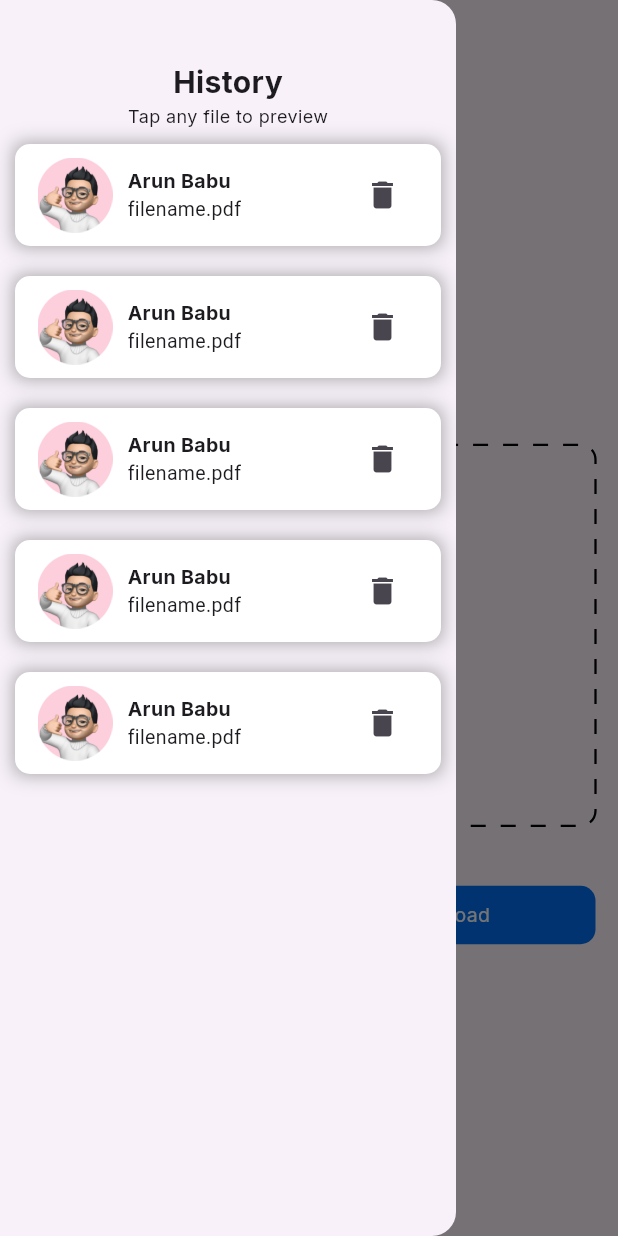
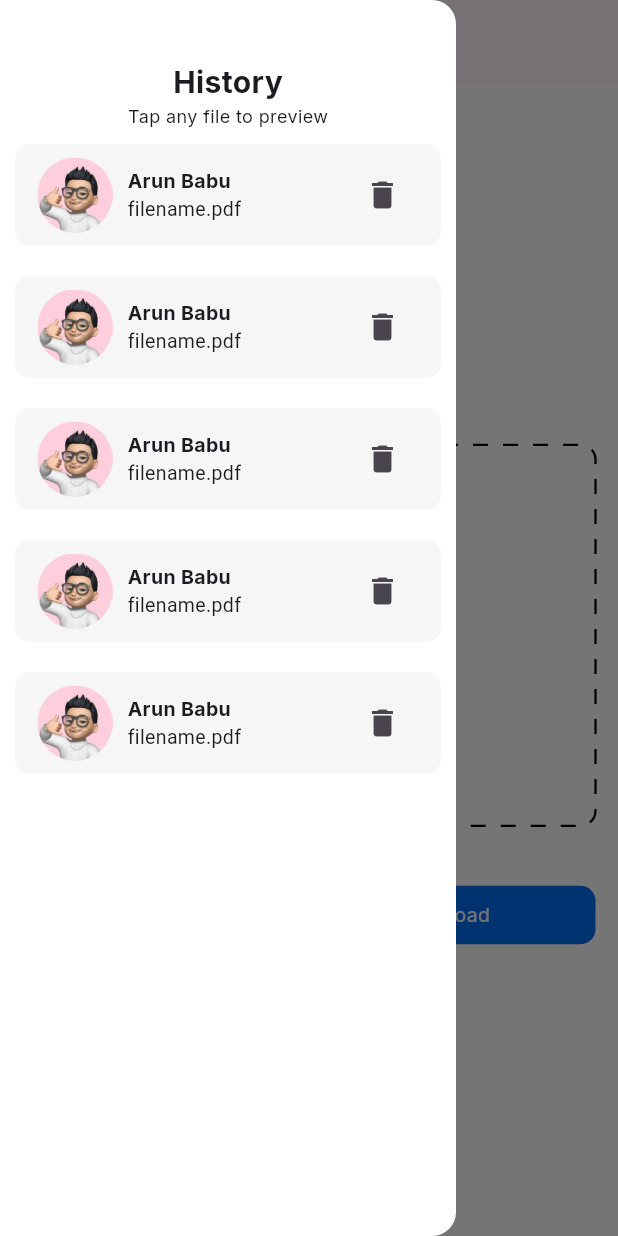
Before and after one commit to Schematic-Bytes/Resumify, a Flutter app: the screen it shows after launch, with the side drawer open, on a phone screen of 412 x 824 dp. Run offline on Flutter 3.47's test engine with Material 2 defaults, Android fonts, the phone set to English and light mode, and no system bars; drawn by our look-alikes of dotted_border; our stand-ins replace dio, file_picker, flutter_svg, google_fonts, timelines.

Commit message:
UI changes

```diff
--- a/lib/routes/home.dart
+++ b/lib/routes/home.dart
@@ -1,5 +1,4 @@
 import 'dart:io';
-
 import 'package:dotted_border/dotted_border.dart';
 import 'package:file_picker/file_picker.dart';
 import 'package:flutter/material.dart';
@@ -23,16 +22,18 @@
   @override
   Widget build(BuildContext context) {
     return Scaffold(
+      backgroundColor: Colors.white,
       appBar: AppBar(surfaceTintColor: Colors.transparent),
       drawer: Drawer(
+          backgroundColor: Colors.white,
           child: ListView(
             children: [
               const SizedBox(height: 40),
               Center(
                 child: Text(
                   "History",
-              style:
-                  GoogleFonts.inter(fontSize: 20, fontWeight: FontWeight.bold),
+                  style: GoogleFonts.inter(
+                      fontSize: 20, fontWeight: FontWeight.bold),
                 ),
               ),
               Center(
--- a/lib/routes/widgets/history_list.dart
+++ b/lib/routes/widgets/history_list.dart
@@ -9,20 +9,12 @@
   Widget build(BuildContext context) {
     return GestureDetector(
       child: Container(
-        decoration: const BoxDecoration(
-          boxShadow: [
-            BoxShadow(
-              color: Colors.grey,
-              blurRadius: 10.0,
-              spreadRadius: -10,
-            )
-          ],
-        ),
-        child: Container(
         padding: const EdgeInsets.symmetric(horizontal: 10),
         margin: const EdgeInsets.all(10),
         decoration: BoxDecoration(
-              borderRadius: BorderRadius.circular(10), color: Colors.white),
+          borderRadius: BorderRadius.circular(10),
+          color: const Color.fromRGBO(246, 246, 246, 1),
+        ),
         child: Padding(
           padding: const EdgeInsets.all(5),
           child: Row(
@@ -55,7 +47,6 @@
           ),
         ),
       ),
-      ),
       onTap: () {
         Navigator.push(
           context,
```
Also changed, not shown: lib/routes/uploaded_files.dart (+5 -2 lines), lib/routes/widgets/selected_files.dart (+2 -12 lines), lib/routes/widgets/uploaded_list.dart (+5 -13 lines). Lines whose indentation alone changed are shown as unchanged.
